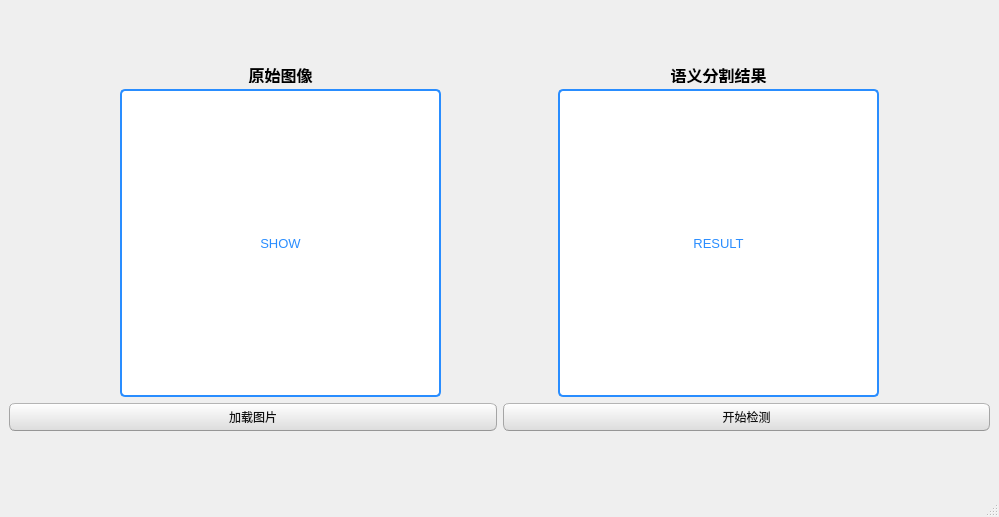
Before: the Qt Designer form Qt_seg.ui in dongchao980612/pyqt5_seg, drawn with Qt 5.
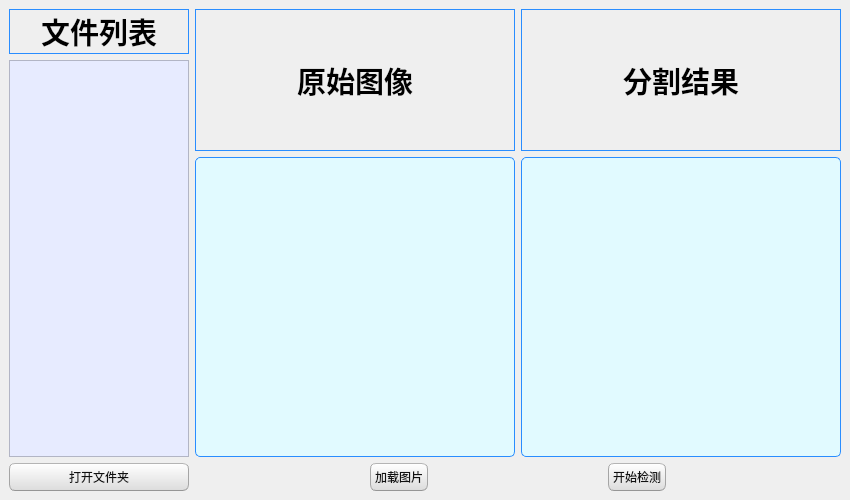
After: the same form once the commit is applied. Icons and pictures are not drawn.

Diff of the .ui file:
```diff
--- a/Qt_seg.ui
+++ b/Qt_seg.ui
@@ -6,10 +6,22 @@
    <rect>
     <x>0</x>
     <y>0</y>
-    <width>999</width>
-    <height>517</height>
+    <width>850</width>
+    <height>500</height>
    </rect>
   </property>
+  <property name="minimumSize">
+   <size>
+    <width>850</width>
+    <height>500</height>
+   </size>
+  </property>
+  <property name="maximumSize">
+   <size>
+    <width>850</width>
+    <height>500</height>
+   </size>
+  </property>
   <property name="windowTitle">
    <string>实时语义分割平台</string>
   </property>
@@ -24,56 +36,186 @@
    <enum>QTabWidget::Rounded</enum>
   </property>
   <widget class="QWidget" name="centralwidget">
-   <layout class="QGridLayout" name="gridLayout_2">
-    <item row="0" column="0">
+   <layout class="QHBoxLayout" name="horizontalLayout_4">
+    <item>
      <layout class="QVBoxLayout" name="verticalLayout">
       <item>
-       <layout class="QGridLayout" name="gridLayout">
-        <item row="0" column="0">
+       <widget class="QLabel" name="label_2">
+        <property name="minimumSize">
+         <size>
+          <width>0</width>
+          <height>0</height>
+         </size>
+        </property>
+        <property name="maximumSize">
+         <size>
+          <width>16777215</width>
+          <height>16777215</height>
+         </size>
+        </property>
+        <property name="styleSheet">
+         <string notr="true">QLabel {
+	border: 1px solid #298DFF; /* 无边框 */
+	font-weight:600;
+	font-size: 22pt; /* 文本字体大小 */
+}
+</string>
+        </property>
+        <property name="text">
+         <string>文件列表</string>
+        </property>
+        <property name="alignment">
+         <set>Qt::AlignCenter</set>
+        </property>
+       </widget>
+      </item>
+      <item>
+       <widget class="QListView" name="listView">
+        <property name="enabled">
+         <bool>false</bool>
+        </property>
+        <property name="styleSheet">
+         <string notr="true">QListView{
+	background-color:rgb(231, 235, 255);
+}</string>
+        </property>
+       </widget>
+      </item>
+      <item>
+       <widget class="QPushButton" name="open_file_Button">
+        <property name="styleSheet">
+         <string notr="true">QPushButton{
+	color:rgb(17,17,17);
+	border-width: 1px;
+	border-radius: 6px;
+	border-bottom-color: rgb(150,150,150);
+	border-right-color: rgb(165,165,165);
+	border-left-color: rgb(165,165,165);
+	border-top-color: rgb(180,180,180);
+	border-style: solid;
+	padding: 4px;
+	background-color: qlineargradient(spread:pad, x1:0.5, y1:1, x2:0.5, y2:0, stop:0 rgba(220, 220, 220, 255), stop:1 rgba(255, 255, 255, 255));
+}
+QPushButton:hover{
+	color:rgb(17,17,17);
+	border-width: 1px;
+	border-radius:6px;
+	border-top-color: rgb(255,150,60);
+	border-right-color: qlineargradient(spread:pad, x1:0, y1:1, x2:1, y2:0, stop:0 rgba(200, 70, 20, 255), stop:1 rgba(255,150,60, 255));
+	border-left-color:  qlineargradient(spread:pad, x1:1, y1:0, x2:0, y2:0, stop:0 rgba(200, 70, 20, 255), stop:1 rgba(255,150,60, 255));
+	border-bottom-color: rgb(200,70,20);
+	border-style: solid;
+	padding: 2px;
+	background-color: qlineargradient(spread:pad, x1:0.5, y1:1, x2:0.5, y2:0, stop:0 rgba(220, 220, 220, 255), stop:1 rgba(255, 255, 255, 255));
+}
+QPushButton:default{
+	color:rgb(17,17,17);
+	border-width: 1px;
+	border-radius:6px;
+	border-top-color: rgb(255,150,60);
+	border-right-color: qlineargradient(spread:pad, x1:0, y1:1, x2:1, y2:0, stop:0 rgba(200, 70, 20, 255), stop:1 rgba(255,150,60, 255));
+	border-left-color:  qlineargradient(spread:pad, x1:1, y1:0, x2:0, y2:0, stop:0 rgba(200, 70, 20, 255), stop:1 rgba(255,150,60, 255));
+	border-bottom-color: rgb(200,70,20);
+	border-style: solid;
+	padding: 2px;
+	background-color: qlineargradient(spread:pad, x1:0.5, y1:1, x2:0.5, y2:0, stop:0 rgba(220, 220, 220, 255), stop:1 rgba(255, 255, 255, 255));
+}
+QPushButton:pressed{
+	color:rgb(255,255,255);
+	border-width: 1px;
+	border-radius: 6px;
+	border-width: 1px;
+	border-top-color: rgba(255,150,60,200);
+	border-right-color: qlineargradient(spread:pad, x1:0, y1:1, x2:1, y2:0, stop:0 rgba(200, 70, 20, 255), stop:1 rgba(255,150,60, 200));
+	border-left-color:  qlineargradient(spread:pad, x1:1, y1:0, x2:0, y2:0, stop:0 rgba(200, 70, 20, 255), stop:1 rgba(255,150,60, 200));
+	border-bottom-color: rgba(200,70,20,200);
+	border-style: solid;
+	padding: 2px;
+	background-color: qlineargradient(spread:pad, x1:0.5, y1:0, x2:0.5, y2:1, stop:0 rgba(0, 120, 215, 255), stop:1 rgba(0, 120, 215, 255));
+}
+QPushButton:disabled{
+	color:rgb(17,17,17);
+	border-width: 1px;
+	border-radius: 6px;
+	background-color: qlineargradient(spread:pad, x1:0.5, y1:1, x2:0.5, y2:0, stop:0 rgba(200, 200, 200, 255), stop:1 rgba(230, 230, 230, 255));
+}</string>
+        </property>
+        <property name="text">
+         <string>打开文件夹</string>
+        </property>
+       </widget>
+      </item>
+     </layout>
+    </item>
+    <item>
+     <layout class="QVBoxLayout" name="verticalLayout_2">
+      <item>
+       <layout class="QHBoxLayout" name="horizontalLayout_2">
+        <item>
          <widget class="QLabel" name="label">
           <property name="minimumSize">
            <size>
-            <width>321</width>
-            <height>20</height>
+            <width>0</width>
+            <height>0</height>
            </size>
           </property>
           <property name="maximumSize">
            <size>
-            <width>321</width>
-            <height>20</height>
+            <width>320</width>
+            <height>16777215</height>
            </size>
           </property>
+          <property name="styleSheet">
+           <string notr="true">QLabel {
+	border: 1px solid #298DFF; /* 无边框 */
+	font-weight:600;
+	font-size: 22pt; /* 文本字体大小 */
+}
+</string>
+          </property>
           <property name="text">
-           <string>&lt;html&gt;&lt;head/&gt;&lt;body&gt;&lt;p&gt;&lt;span style=&quot; font-size:12pt; font-weight:600;&quot;&gt;原始图像&lt;/span&gt;&lt;/p&gt;&lt;/body&gt;&lt;/html&gt;</string>
+           <string>原始图像</string>
           </property>
           <property name="alignment">
            <set>Qt::AlignCenter</set>
           </property>
          </widget>
         </item>
-        <item row="0" column="1">
+        <item>
          <widget class="QLabel" name="label_3">
           <property name="minimumSize">
            <size>
-            <width>50</width>
-            <height>20</height>
+            <width>0</width>
+            <height>0</height>
            </size>
           </property>
           <property name="maximumSize">
            <size>
-            <width>321</width>
-            <height>20</height>
+            <width>320</width>
+            <height>16777215</height>
            </size>
           </property>
+          <property name="styleSheet">
+           <string notr="true">QLabel {
+	border: 1px solid #298DFF; /* 无边框 */
+	font-weight:600;
+	font-size: 22pt; /* 文本字体大小 */
+}
+</string>
+          </property>
           <property name="text">
-           <string>&lt;html&gt;&lt;head/&gt;&lt;body&gt;&lt;p&gt;&lt;span style=&quot; font-size:12pt; font-weight:600;&quot;&gt;语义分割结果&lt;/span&gt;&lt;/p&gt;&lt;/body&gt;&lt;/html&gt;</string>
+           <string>分割结果</string>
           </property>
           <property name="alignment">
            <set>Qt::AlignCenter</set>
           </property>
          </widget>
         </item>
-        <item row="1" column="0">
+       </layout>
+      </item>
+      <item>
+       <layout class="QHBoxLayout" name="horizontalLayout_3">
+        <item>
          <widget class="QLabel" name="label_show">
           <property name="sizePolicy">
            <sizepolicy hsizetype="Preferred" vsizetype="Preferred">
@@ -83,21 +225,21 @@
           </property>
           <property name="minimumSize">
            <size>
-            <width>321</width>
-            <height>308</height>
+            <width>320</width>
+            <height>300</height>
            </size>
           </property>
           <property name="maximumSize">
            <size>
-            <width>321</width>
-            <height>308</height>
+            <width>320</width>
+            <height>300</height>
            </size>
           </property>
           <property name="styleSheet">
            <string notr="true">QLabel {
-	border: 2px solid #298DFF; /* 无边框 */
+	border: 1px solid #298DFF; /* 无边框 */
 	border-radius: 5px; /* 边框圆角 */
-	background-color:rgb(255,255,255);
+	background-color:rgb(225, 250, 255);
 	selection-background-color:rgb(236,116,64);
 	color: #298DFF; /* 文本颜色 */
 	font-family: &quot;Microsoft YaHei&quot;; /* 文本字体族 */
@@ -106,20 +248,32 @@
 </string>
           </property>
           <property name="text">
-           <string>SHOW</string>
+           <string/>
           </property>
           <property name="alignment">
            <set>Qt::AlignCenter</set>
           </property>
          </widget>
         </item>
-        <item row="1" column="1">
+        <item>
          <widget class="QLabel" name="label_seg">
+          <property name="minimumSize">
+           <size>
+            <width>320</width>
+            <height>300</height>
+           </size>
+          </property>
+          <property name="maximumSize">
+           <size>
+            <width>320</width>
+            <height>300</height>
+           </size>
+          </property>
           <property name="styleSheet">
            <string notr="true">QLabel {
-	border: 2px solid #298DFF; /* 无边框 */
+	border: 1px solid #298DFF; /* 无边框 */
 	border-radius: 5px; /* 边框圆角 */
-	background-color:rgb(255,255,255);
+	background-color:rgb(225, 250, 255);
 	selection-background-color:rgb(236,116,64);
 	color: #298DFF; /* 文本颜色 */
 	font-family: &quot;Microsoft YaHei&quot;; /* 文本字体族 */
@@ -128,7 +282,7 @@
 </string>
           </property>
           <property name="text">
-           <string>RESULT</string>
+           <string/>
           </property>
           <property name="alignment">
            <set>Qt::AlignCenter</set>
@@ -139,6 +293,19 @@
       </item>
       <item>
        <layout class="QHBoxLayout" name="horizontalLayout">
+        <item>
+         <spacer name="horizontalSpacer_2">
+          <property name="orientation">
+           <enum>Qt::Horizontal</enum>
+          </property>
+          <property name="sizeHint" stdset="0">
+           <size>
+            <width>40</width>
+            <height>20</height>
+           </size>
+          </property>
+         </spacer>
+        </item>
         <item>
          <widget class="QPushButton" name="load_image_Button">
           <property name="styleSheet">
@@ -204,7 +371,20 @@
          </widget>
         </item>
         <item>
-         <widget class="QPushButton" name="startButton">
+         <spacer name="horizontalSpacer">
+          <property name="orientation">
+           <enum>Qt::Horizontal</enum>
+          </property>
+          <property name="sizeHint" stdset="0">
+           <size>
+            <width>40</width>
+            <height>20</height>
+           </size>
+          </property>
+         </spacer>
+        </item>
+        <item>
+         <widget class="QPushButton" name="start_Button">
           <property name="styleSheet">
            <string notr="true">QPushButton{
 	color:rgb(17,17,17);
@@ -267,23 +447,25 @@
           </property>
          </widget>
         </item>
+        <item>
+         <spacer name="horizontalSpacer_3">
+          <property name="orientation">
+           <enum>Qt::Horizontal</enum>
+          </property>
+          <property name="sizeHint" stdset="0">
+           <size>
+            <width>40</width>
+            <height>20</height>
+           </size>
+          </property>
+         </spacer>
+        </item>
        </layout>
       </item>
      </layout>
     </item>
    </layout>
   </widget>
-  <widget class="QMenuBar" name="menubar">
-   <property name="geometry">
-    <rect>
-     <x>0</x>
-     <y>0</y>
-     <width>999</width>
-     <height>23</height>
-    </rect>
-   </property>
-  </widget>
-  <widget class="QStatusBar" name="statusbar"/>
  </widget>
  <resources/>
  <connections/>
```
Left out of the diff: 2 changed lines with no effect on the pictures.
